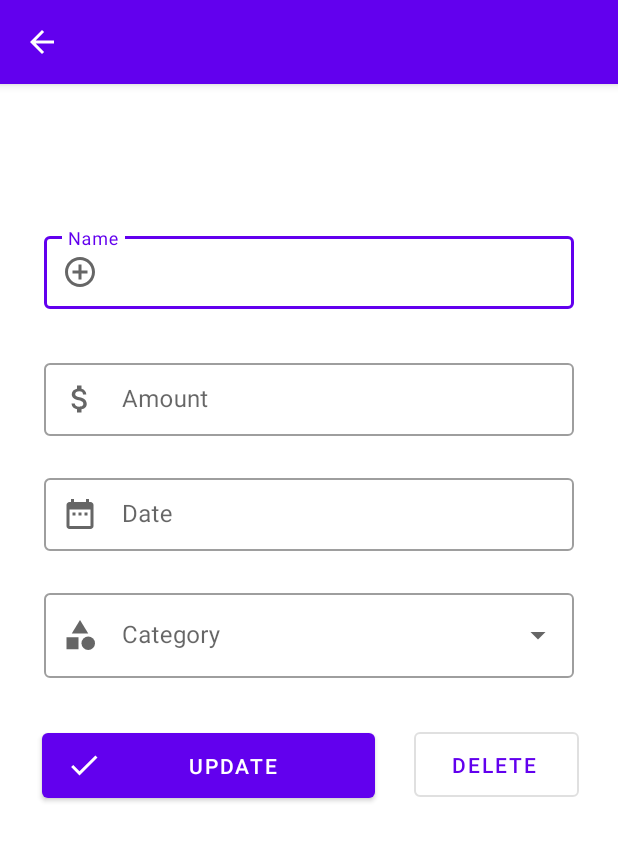
After one commit to KEROUKHOO/CAT201-PROJECT, an Android app: the UpdateActivity screen opened directly, with no data from a screen before it, on a phone screen of 412 x 824 dp. The commit adds this screen. Shown: the top 841 px of the screen. Run offline under Robolectric (Android 15) with nearby library versions, the phone set to English and light mode, and no system bars.

Commit message:
Update and Modify Data in Income Table

```diff
--- /dev/null
+++ b/app/src/main/java/com/example/expense_manager/UpdateActivity.java
@@ -0,0 +1,162 @@
+package com.example.expense_manager;
+
+import androidx.appcompat.app.ActionBar;
+import androidx.appcompat.app.AlertDialog;
+import androidx.appcompat.app.AppCompatActivity;
+
+import android.content.DialogInterface;
+import android.os.Bundle;
+import android.view.View;
+import android.widget.ArrayAdapter;
+import android.widget.AutoCompleteTextView;
+import android.widget.Button;
+import android.widget.Toast;
+
+import com.google.android.material.datepicker.MaterialDatePicker;
+import com.google.android.material.datepicker.MaterialPickerOnPositiveButtonClickListener;
+import com.google.android.material.textfield.TextInputEditText;
+import com.google.android.material.textfield.TextInputLayout;
+
+import java.nio.charset.StandardCharsets;
+import java.text.NumberFormat;
+import java.util.ArrayList;
+
+public class UpdateActivity extends AppCompatActivity {
+
+    // Income Category
+    TextInputLayout textInputLayout;
+    AutoCompleteTextView autoCompleteTextView;
+
+    TextInputEditText income_name_input, income_amount_input, income_date_input;
+    Button inc_update_button, inc_delete_button;
+
+    String income_id, income_name, income_date, income_category;
+
+    double income_amount;
+    NumberFormat nm = NumberFormat.getNumberInstance();     //setText for Double
+
+    // Income Category
+    ArrayList<String> inc_category;
+    ArrayAdapter<String> arrayAdapter;
+
+    @Override
+    protected void onCreate(Bundle savedInstanceState) {
+        super.onCreate(savedInstanceState);
+        setContentView(R.layout.activity_update);
+
+        income_name_input = (TextInputEditText) findViewById(R.id.income_name_input2);
+        income_amount_input = (TextInputEditText) findViewById(R.id.income_amount_input2);
+        income_date_input = (TextInputEditText) findViewById(R.id.income_date_input2);
+
+        //---------------------------------------------------------------------------------------------------------
+        // Income Category
+        textInputLayout = (TextInputLayout) findViewById(R.id.income_menu_drop);
+        autoCompleteTextView = (AutoCompleteTextView) findViewById(R.id.income_drop_items2);
+
+        inc_category = new ArrayList<>();
+        inc_category.add("Salary");
+        inc_category.add("Bonus");
+
+        arrayAdapter = new ArrayAdapter<>(getApplication(), R.layout.list_item, inc_category);
+        autoCompleteTextView.setAdapter(arrayAdapter);
+
+        autoCompleteTextView.setThreshold(1);
+
+        // Income Date
+        MaterialDatePicker.Builder builder = MaterialDatePicker.Builder.datePicker();
+        MaterialDatePicker picker = builder.build();
+
+        income_date_input.setKeyListener(null);
+        income_date_input.setOnClickListener(new View.OnClickListener() {
+            @Override
+            public void onClick(View view) {
+                picker.show( getSupportFragmentManager(), "DATE_PICKER" );
+                picker.addOnPositiveButtonClickListener(new MaterialPickerOnPositiveButtonClickListener() {
+                    @Override
+                    public void onPositiveButtonClick(Object selection) {
+                        income_date_input.setText(picker.getHeaderText());
+                    }
+                });
+            }
+        });
+
+        //-----------------------------------------------------------------------------------------------------
+
+        // Update Income
+        inc_update_button = findViewById(R.id.inc_update_button);
+        // Delete Income
+        inc_delete_button = findViewById(R.id.inc_delete_button);
+
+        // First we call this
+        getAndSetIntentData();
+
+        // Set actionbar title after getAndSetIntentData method
+        ActionBar ab = getSupportActionBar();
+        if (ab != null) {
+            ab.setTitle(income_name);
+        }
+
+        inc_update_button.setOnClickListener(new View.OnClickListener() {
+            @Override
+            public void onClick(View view) {
+                // And only then we call this
+                MyDatabaseHelper myDB = new MyDatabaseHelper(UpdateActivity.this);
+                income_name = income_name_input.getText().toString().trim();
+                income_amount = Double.parseDouble(income_amount_input.getText().toString().trim());
+                income_date = income_date_input.getText().toString().trim();
+                income_category = autoCompleteTextView.getText().toString().trim();
+                myDB.updateData(income_id, income_name, income_amount, income_date, income_category);
+            }
+        });
+        inc_delete_button.setOnClickListener(new View.OnClickListener() {
+            @Override
+            public void onClick(View view) {
+                confirmDialog();
+            }
+        });
+
+    }
+
+    void getAndSetIntentData(){
+        if (getIntent().hasExtra("income_id") && getIntent().hasExtra("income_name") &&
+                getIntent().hasExtra("income_amount") && getIntent().hasExtra("income_date") &&
+                getIntent().hasExtra("income_category")){
+
+            // Getting Data From Intent
+            income_id = getIntent().getStringExtra("income_id");
+            income_name = getIntent().getStringExtra("income_name");
+            income_amount = Double.parseDouble(getIntent().getStringExtra("income_amount"));
+            income_date = getIntent().getStringExtra("income_date");
+            income_category = getIntent().getStringExtra("income_category");
+
+            // Setting Intent Data
+            income_name_input.setText(income_name);
+            income_amount_input.setText(nm.format(income_amount));
+            income_date_input.setText(income_date);
+            autoCompleteTextView.setText(income_category);
+        }else{
+            Toast.makeText(this, "No Data.", Toast.LENGTH_SHORT).show();
+        }
+    }
+
+    void confirmDialog(){
+        AlertDialog.Builder builder = new AlertDialog.Builder(this);
+        builder.setTitle("Delete " + income_name + "?");
+        builder.setMessage("Are you sure you want to delete " + income_name + " ?");
+        builder.setPositiveButton("Yes", new DialogInterface.OnClickListener() {
+            @Override
+            public void onClick(DialogInterface dialogInterface, int i) {
+                MyDatabaseHelper myDB = new MyDatabaseHelper(UpdateActivity.this);
+                myDB.deleteOneRow(income_id);
+                finish();   // Return to MainActivity after action
+            }
+        });
+        builder.setNegativeButton("No", new DialogInterface.OnClickListener() {
+            @Override
+            public void onClick(DialogInterface dialogInterface, int i) {
+
+            }
+        });
+        builder.create().show();
+    }
+}
--- a/app/src/main/res/layout/activity_main.xml
+++ b/app/src/main/res/layout/activity_main.xml
@@ -66,7 +66,9 @@
     <androidx.recyclerview.widget.RecyclerView
         android:id="@+id/recyclerView"
         android:layout_width="409dp"
-        android:layout_height="729dp"
+        android:layout_height="675dp"
+        android:layout_above="@+id/bottom_navigator"
+        android:layout_marginBottom="0dp"
         app:layout_constraintBottom_toBottomOf="parent"
         app:layout_constraintEnd_toEndOf="parent"
         app:layout_constraintStart_toStartOf="parent"
--- /dev/null
+++ b/app/src/main/res/layout/activity_update.xml
@@ -0,0 +1,159 @@
+<?xml version="1.0" encoding="utf-8"?>
+<androidx.constraintlayout.widget.ConstraintLayout xmlns:android="http://schemas.android.com/apk/res/android"
+    xmlns:app="http://schemas.android.com/apk/res-auto"
+    xmlns:tools="http://schemas.android.com/tools"
+    android:layout_width="match_parent"
+    android:layout_height="match_parent"
+    tools:context="com.example.expense_manager.UpdateActivity">
+
+    <androidx.constraintlayout.widget.Guideline
+        android:id="@+id/guideline8"
+        android:layout_width="wrap_content"
+        android:layout_height="wrap_content"
+        android:orientation="horizontal"
+        app:layout_constraintGuide_percent="0.53" />
+
+    <androidx.constraintlayout.widget.Guideline
+        android:id="@+id/guideline3"
+        android:layout_width="wrap_content"
+        android:layout_height="wrap_content"
+        android:orientation="horizontal"
+        app:layout_constraintGuide_percent="0.1" />
+
+    <androidx.constraintlayout.widget.Guideline
+        android:id="@+id/guideline4"
+        android:layout_width="wrap_content"
+        android:layout_height="wrap_content"
+        android:orientation="horizontal"
+        app:layout_constraintGuide_percent="0.22" />
+
+    <androidx.constraintlayout.widget.Guideline
+        android:id="@+id/guideline6"
+        android:layout_width="wrap_content"
+        android:layout_height="wrap_content"
+        android:orientation="horizontal"
+        app:layout_constraintGuide_percent="0.32" />
+
+    <androidx.constraintlayout.widget.Guideline
+        android:id="@+id/guideline7"
+        android:layout_width="wrap_content"
+        android:layout_height="wrap_content"
+        android:orientation="horizontal"
+        app:layout_constraintGuide_percent="0.42" />
+
+    <androidx.constraintlayout.widget.Guideline
+        android:id="@+id/guideline2"
+        android:layout_width="wrap_content"
+        android:layout_height="wrap_content"
+        android:orientation="horizontal"
+        app:layout_constraintGuide_percent="0.65" />
+
+    <!--    &#45;&#45;&#45;&#45;&#45;&#45;&#45;&#45;&#45;&#45;&#45;&#45;&#45;&#45;&#45;&#45;&#45;&#45;&#45;&#45;&#45;&#45;&#45;&#45;&#45;&#45;&#45;&#45;&#45;&#45;&#45;&#45;&#45;&#45;&#45;&#45;&#45;&#45;&#45;&#45;&#45;&#45;&#45;&#45;&#45;&#45;&#45;&#45;&#45;&#45;&#45;&#45;&#45;&#45;&#45;&#45;&#45;&#45;&#45;&#45;&#45;&#45;&#45;&#45;&#45;&#45;&#45;&#45;&#45;&#45;&#45;&#45;&#45;&#45;&#45;&#45;&#45;&#45;&#45;&#45;&#45;&#45;&#45;&#45;&#45;&#45;&#45;&#45;&#45;&#45;&#45;&#45;&#45;&#45;-->
+
+    <!--    Name-->
+    <com.google.android.material.textfield.TextInputLayout
+        style="@style/Widget.MaterialComponents.TextInputLayout.OutlinedBox.Dense"
+        android:layout_width="353dp"
+        android:layout_height="54dp"
+        android:hint="Name"
+        app:endIconMode="clear_text"
+        app:layout_constraintBottom_toTopOf="@+id/guideline4"
+        app:layout_constraintEnd_toEndOf="parent"
+        app:layout_constraintStart_toStartOf="parent"
+        app:layout_constraintTop_toTopOf="@+id/guideline3"
+        app:startIconDrawable="@drawable/object">
+
+        <com.google.android.material.textfield.TextInputEditText
+            android:id="@+id/income_name_input2"
+            android:layout_width="match_parent"
+            android:layout_height="wrap_content" />
+    </com.google.android.material.textfield.TextInputLayout>
+
+    <!-- Amount  -->
+    <com.google.android.material.textfield.TextInputLayout
+        style="@style/Widget.MaterialComponents.TextInputLayout.OutlinedBox.Dense"
+        android:layout_width="353dp"
+        android:layout_height="54dp"
+        android:hint="Amount"
+        app:endIconMode="clear_text"
+        app:layout_constraintBottom_toTopOf="@+id/guideline6"
+        app:layout_constraintEnd_toEndOf="parent"
+        app:layout_constraintStart_toStartOf="parent"
+        app:layout_constraintTop_toTopOf="@+id/guideline4"
+        app:prefixText="RM"
+        app:startIconDrawable="@drawable/money">
+
+        <com.google.android.material.textfield.TextInputEditText
+            android:id="@+id/income_amount_input2"
+            android:layout_width="match_parent"
+            android:layout_height="wrap_content"
+            android:inputType="number" />
+    </com.google.android.material.textfield.TextInputLayout>
+
+    <!--    Date -->
+    <com.google.android.material.textfield.TextInputLayout
+        style="@style/Widget.MaterialComponents.TextInputLayout.OutlinedBox.Dense"
+        android:layout_width="353dp"
+        android:layout_height="54dp"
+        android:hint="Date"
+        app:endIconMode="clear_text"
+        app:layout_constraintBottom_toTopOf="@+id/guideline7"
+        app:layout_constraintEnd_toEndOf="parent"
+        app:layout_constraintStart_toStartOf="parent"
+        app:layout_constraintTop_toTopOf="@+id/guideline6"
+        app:startIconDrawable="@drawable/date">
+
+        <com.google.android.material.textfield.TextInputEditText
+            android:id="@+id/income_date_input2"
+            android:layout_width="match_parent"
+            android:layout_height="wrap_content"
+            android:focusable="false"
+            android:inputType="none" />
+    </com.google.android.material.textfield.TextInputLayout>
+
+    <!--    Category-->
+    <com.google.android.material.textfield.TextInputLayout
+        android:id="@+id/income_menu_drop"
+        style="@style/Widget.MaterialComponents.TextInputLayout.OutlinedBox.ExposedDropdownMenu"
+        android:layout_width="353dp"
+        android:layout_height="wrap_content"
+        android:hint="Category"
+        app:layout_constraintBottom_toTopOf="@+id/guideline8"
+        app:layout_constraintEnd_toEndOf="parent"
+        app:layout_constraintStart_toStartOf="parent"
+        app:layout_constraintTop_toTopOf="@+id/guideline7"
+        app:startIconDrawable="@drawable/category"
+        tools:ignore="InvalidId">
+
+        <AutoCompleteTextView
+            android:id="@+id/income_drop_items2"
+            android:layout_width="match_parent"
+            android:layout_height="wrap_content"
+            android:inputType="none" />
+    </com.google.android.material.textfield.TextInputLayout>
+
+    <Button
+        android:id="@+id/inc_update_button"
+        android:layout_width="222dp"
+        android:layout_height="55dp"
+        android:layout_marginStart="28dp"
+        android:text="Update"
+        app:icon="@drawable/right"
+        app:layout_constraintBottom_toTopOf="@+id/guideline2"
+        app:layout_constraintStart_toStartOf="parent"
+        app:layout_constraintTop_toTopOf="@+id/guideline8"
+        app:layout_constraintVertical_bias="0.531" />
+
+    <Button
+        android:id="@+id/inc_delete_button"
+        style="@style/Widget.MaterialComponents.Button.OutlinedButton.Icon"
+        android:layout_width="110dp"
+        android:layout_height="55dp"
+        android:text="Delete"
+        app:layout_constraintBottom_toTopOf="@+id/guideline2"
+        app:layout_constraintEnd_toEndOf="parent"
+        app:layout_constraintStart_toEndOf="@+id/inc_update_button"
+        app:layout_constraintTop_toTopOf="@+id/guideline8"
+        app:layout_constraintVertical_bias="0.513" />
+
+</androidx.constraintlayout.widget.ConstraintLayout>
--- a/app/src/main/res/layout/my_row.xml
+++ b/app/src/main/res/layout/my_row.xml
@@ -4,7 +4,8 @@
     xmlns:tools="http://schemas.android.com/tools"
     android:layout_width="match_parent"
     android:layout_height="wrap_content"
-    android:orientation="vertical">
+    android:orientation="vertical"
+    android:id="@+id/mainLayout">
 
     <androidx.cardview.widget.CardView
         android:layout_width="match_parent"
```
Also changed, not shown: app/src/main/AndroidManifest.xml (+19 -57 lines), app/src/main/java/com/example/expense_manager/CustomAdapter.java (+30 -2 lines), app/src/main/java/com/example/expense_manager/Income.java (+3 -5 lines), app/src/main/java/com/example/expense_manager/MainActivity.java (+12 -3 lines), app/src/main/java/com/example/expense_manager/MyDatabaseHelper.java (+52 -23 lines).
